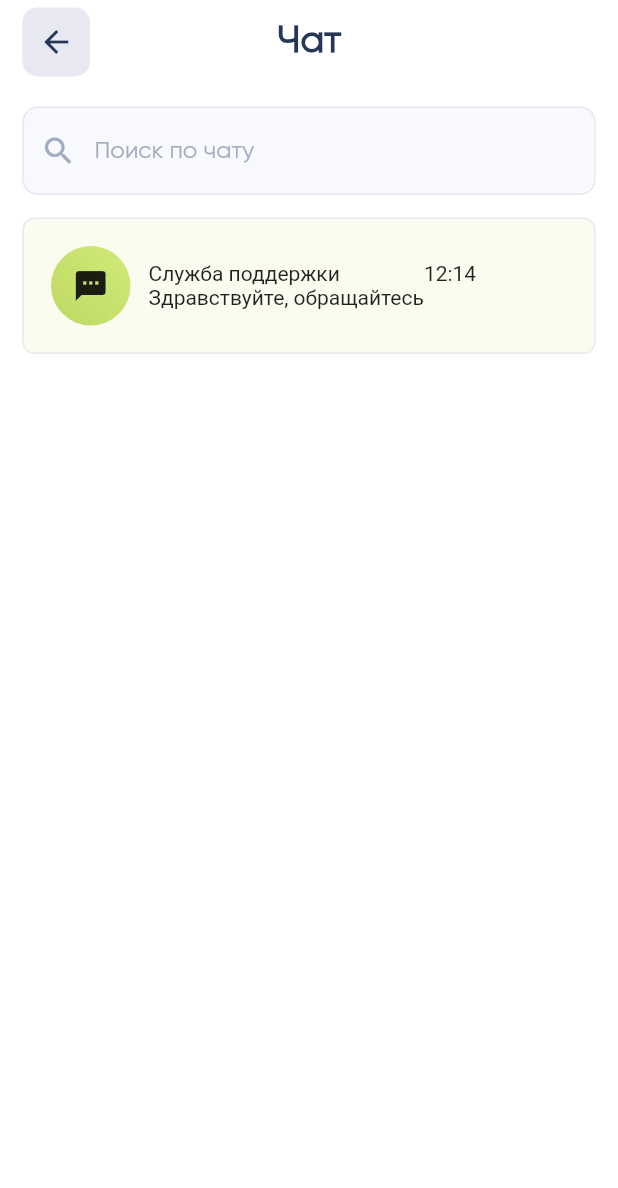
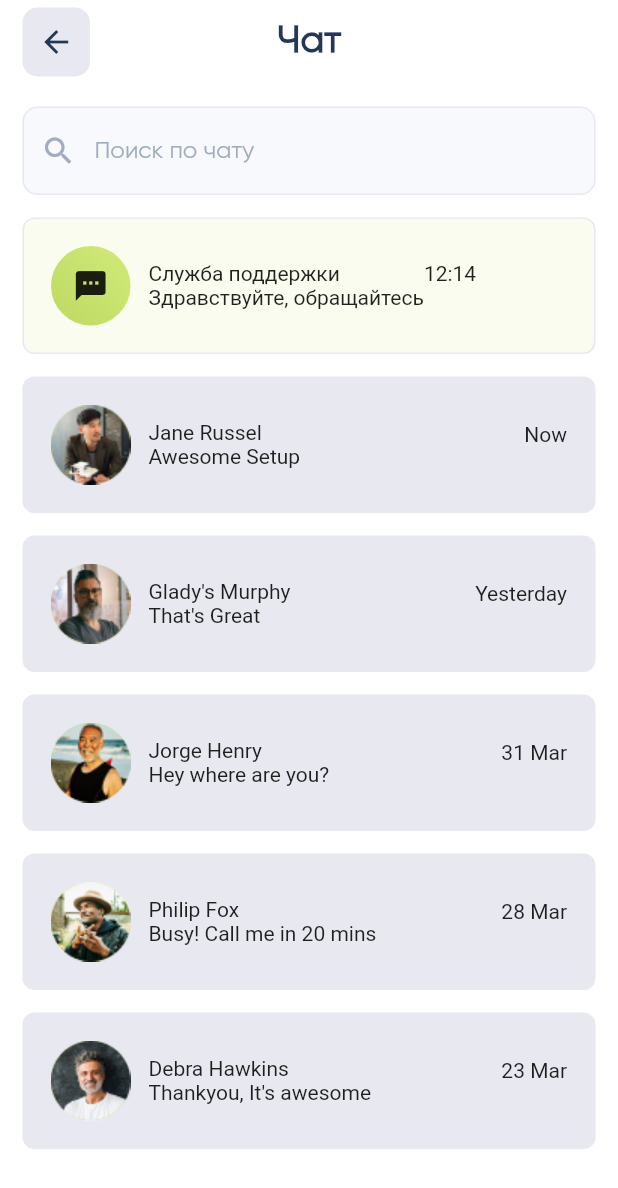
Before and after one commit to AlinaMatsyash/sms_code_test, a Flutter app: the ChatScreen screen opened directly, on a phone screen of 412 x 824 dp. Shown: the top 1188 px of the screen. Run offline on Flutter 3.47's test engine with Material 2 defaults, Android fonts, the phone set to English and light mode, and no system bars; our stand-ins replace bloc, dartz, dio, equatable, flutter_bloc, flutter_svg and 2 more.

Commit message:
chat began

```diff
--- a/lib/screens/chat.dart
+++ b/lib/screens/chat.dart
@@ -1,8 +1,24 @@
+import 'package:chat_test/features/chat/models/chat_user.dart';
+import 'package:chat_test/res/assets/assets.gen.dart';
 import 'package:chat_test/res/assets/colors.gen.dart';
 import 'package:chat_test/theme/app_typography.dart';
+import 'package:chat_test/widgets/chat_widget.dart';
 import 'package:chat_test/widgets/text_field.dart';
 import 'package:flutter/material.dart';
-
+List<ChatUsersModel> chatUsers = [
+  ChatUsersModel(name: "Jane Russel", messageText: "Awesome Setup", image: Assets.images.image1.image(), time: "Now"),
+  ChatUsersModel(name: "Glady's Murphy", messageText: "That's Great", image: Assets.images.image2.image(), time: "Yesterday"),
+  ChatUsersModel(name: "Jorge Henry", messageText: "Hey where are you?", image: Assets.images.image3.image(), time: "31 Mar"),
+  ChatUsersModel(name: "Philip Fox", messageText: "Busy! Call me in 20 mins", image: Assets.images.image4.image(), time: "28 Mar"),
+  ChatUsersModel(name: "Debra Hawkins", messageText: "Thankyou, It's awesome", image: Assets.images.image5.image(), time: "23 Mar"),
+];
+List<ChatMessage> messages = [
+  ChatMessage(messageContent: "Hello, Will", messageType: "receiver"),
+  ChatMessage(messageContent: "How have you been?", messageType: "receiver"),
+  ChatMessage(messageContent: "Hey Kriss, I am doing fine dude. wbu?", messageType: "sender"),
+  ChatMessage(messageContent: "ehhhh, doing OK.", messageType: "receiver"),
+  ChatMessage(messageContent: "Is there any thing wrong?", messageType: "sender"),
+];
 class ChatScreen extends StatefulWidget {
   const ChatScreen({super.key});
 
@@ -44,6 +60,7 @@ class _ChatScreenState extends State<ChatScreen> {
       ),
       body: Padding(
         padding: const EdgeInsets.all(15.0),
+        child: SingleChildScrollView(
           child: Column(
             children: [
               TextFieldSearchApp(controller: searchController),
@@ -91,8 +108,27 @@ class _ChatScreenState extends State<ChatScreen> {
                   ),
                 ),
               ),
+              ListView.builder(
+                itemCount: chatUsers.length,
+                shrinkWrap: true,
+                //padding: EdgeInsets.only(top: 16),
+                physics: NeverScrollableScrollPhysics(),
+                itemBuilder: (context, index){
+                  return Padding(
+                    padding: const EdgeInsets.only(top: 15),
+                    child: ChatWidget(
+                      name: chatUsers[index].name,
+                      messageText: chatUsers[index].messageText,
+                      image: chatUsers[index].image,
+                      time: chatUsers[index].time,
+                      isMessageRead: (index == 0 || index == 3)?true:false,
+                    ),
+                  );
+                },
+              ),
 
             ],
+          ),
         ),
       ),
     );
--- /dev/null
+++ b/lib/widgets/chat_widget.dart
@@ -0,0 +1,84 @@
+import 'package:chat_test/res/assets/colors.gen.dart';
+import 'package:chat_test/screens/chat_info.dart';
+import 'package:flutter/material.dart';
+
+class ChatWidget extends StatelessWidget {
+  String name;
+  String messageText;
+  Image image;
+  String time;
+  bool isMessageRead;
+
+  ChatWidget(
+      {required this.name,
+      required this.messageText,
+      required this.image,
+      required this.time,
+      required this.isMessageRead});
+
+  @override
+  Widget build(BuildContext context) {
+    return GestureDetector(
+      onTap: () {
+        Navigator.push(context, MaterialPageRoute(
+            builder: (context) => ChatDetailPage()
+        ));
+
+      },
+      child: Container(
+        decoration: BoxDecoration(
+          color: const Color(0xffE8E8F0),
+          borderRadius: BorderRadius.circular(8),
+          border: Border.all(color: const Color(0xffE8E8F0)),
+        ),
+        child: Padding(
+          padding: const EdgeInsets.all(18.0),
+          child: Row(
+            mainAxisAlignment: MainAxisAlignment.spaceBetween,
+            children: [
+              Row(
+                children: [
+                  Container(
+                      height: 53,
+                      width: 53,
+                      decoration: BoxDecoration(
+                          borderRadius: BorderRadius.circular(30),
+                          gradient: const LinearGradient(
+                            begin: Alignment.topRight,
+                            end: Alignment.bottomLeft,
+                            colors: [
+                              ColorName.gradientOneGreen,
+                              ColorName.gradientTwoGreen
+                            ],
+                          )),
+                      child: image),
+                  const SizedBox(width: 12),
+                  Column(
+                    crossAxisAlignment: CrossAxisAlignment.start,
+                    children: [
+                      Text(name),
+                      Text(messageText),
+                    ],
+                  ),
+                ],
+              ),
+              Column(
+                children: [
+                  Text(time),
+                  Text(
+                    '',
+                    style: TextStyle(
+                        fontSize: 12,
+                        fontWeight: isMessageRead
+                            ? FontWeight.bold
+                            : FontWeight.normal),
+                  ),
+                ],
+              )
+            ],
+          ),
+        ),
+      ),
+    );
+  }
+}
```
Also changed, not shown: lib/features/chat/models/chat_user.dart (added, +25 -0 lines), lib/screens/chat_info.dart (+117 -0 lines). Lines whose indentation alone changed are shown as unchanged.
